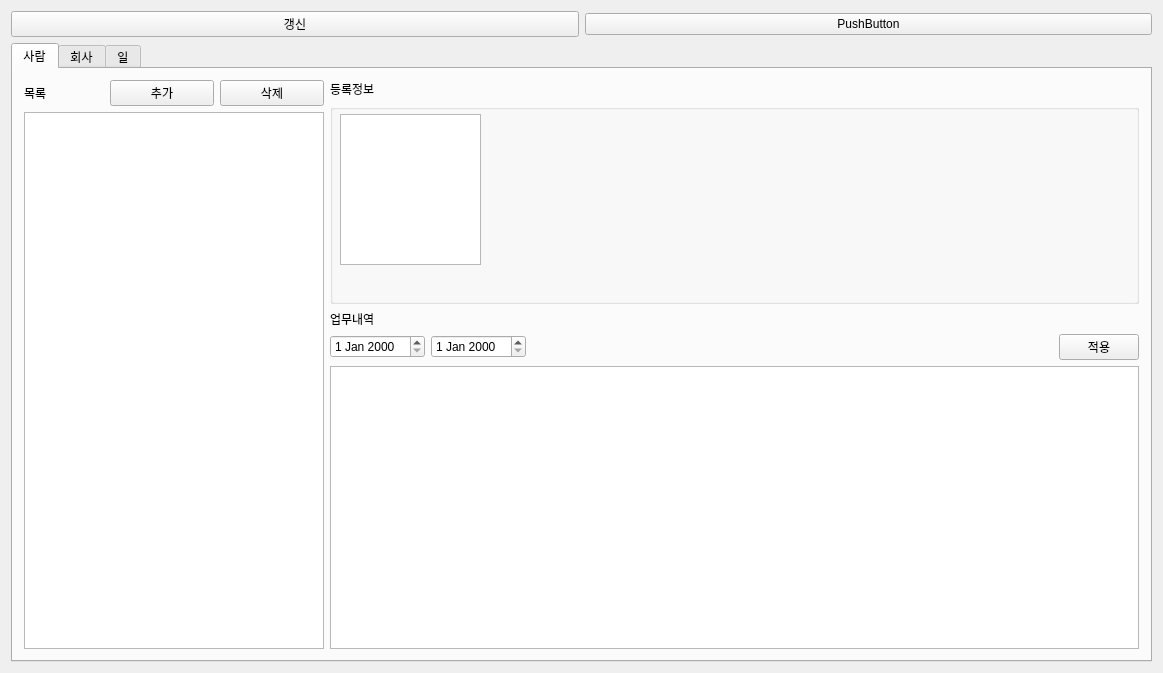
Hyuntae-Lee/HuResMgr, file src/mainwindow.ui: the form before one commit.
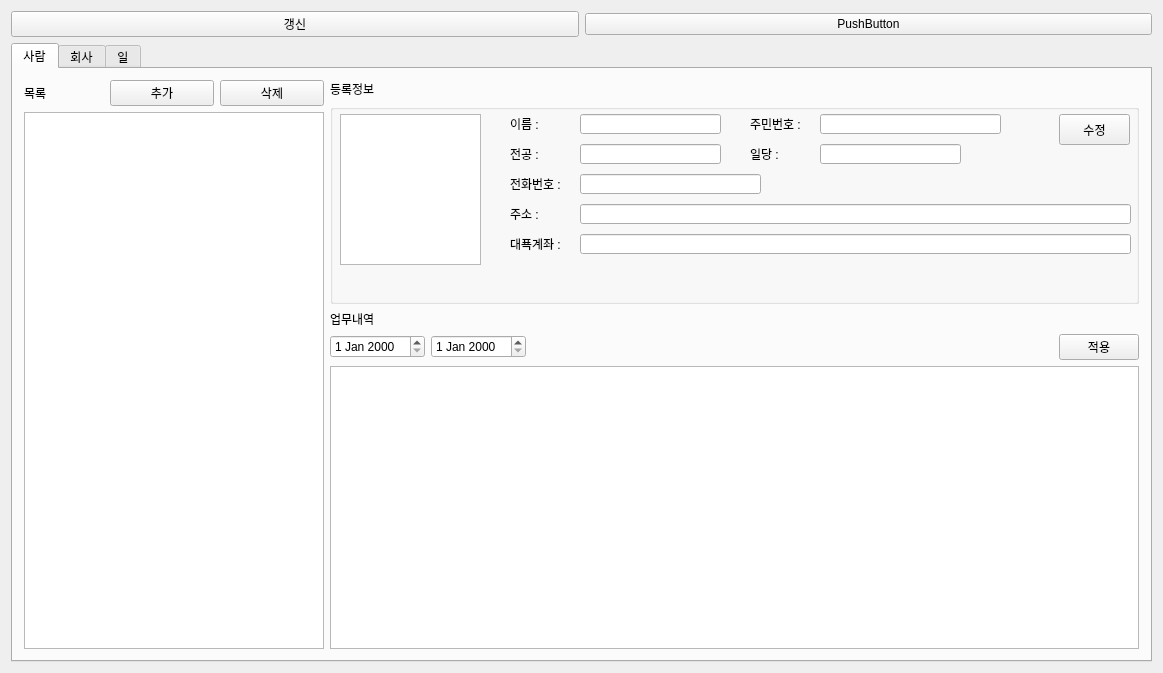
The form after the commit. The open tabs and pages were chosen to show the change.

What changed in the file:
```diff
--- a/src/mainwindow.ui
+++ b/src/mainwindow.ui
@@ -152,25 +152,51 @@
                 <rect>
                  <x>180</x>
                  <y>10</y>
-                 <width>400</width>
+                 <width>60</width>
                  <height>20</height>
                 </rect>
                </property>
                <property name="text">
-                <string/>
+                <string>이름 :</string>
                </property>
               </widget>
               <widget class="QLabel" name="label_workerRrNum">
                <property name="geometry">
                 <rect>
                  <x>180</x>
+                 <y>40</y>
+                 <width>60</width>
+                 <height>20</height>
+                </rect>
+               </property>
+               <property name="text">
+                <string>전공 :</string>
+               </property>
+              </widget>
+              <widget class="QLabel" name="label_12">
+               <property name="geometry">
+                <rect>
+                 <x>420</x>
+                 <y>10</y>
+                 <width>60</width>
+                 <height>20</height>
+                </rect>
+               </property>
+               <property name="text">
+                <string>주민번호 :</string>
+               </property>
+              </widget>
+              <widget class="QLabel" name="label_13">
+               <property name="geometry">
+                <rect>
+                 <x>180</x>
                  <y>70</y>
-                 <width>400</width>
+                 <width>60</width>
                  <height>20</height>
                 </rect>
                </property>
                <property name="text">
-                <string/>
+                <string>전화번호 :</string>
                </property>
               </widget>
               <widget class="QLabel" name="label_workerPhoneNum">
@@ -178,12 +204,12 @@
                 <rect>
                  <x>180</x>
                  <y>100</y>
-                 <width>400</width>
+                 <width>60</width>
                  <height>20</height>
                 </rect>
                </property>
                <property name="text">
-                <string/>
+                <string>주소 :</string>
                </property>
               </widget>
               <widget class="QLabel" name="label_workerAddr">
@@ -191,25 +217,111 @@
                 <rect>
                  <x>180</x>
                  <y>130</y>
-                 <width>400</width>
+                 <width>60</width>
                  <height>20</height>
                 </rect>
                </property>
                <property name="text">
-                <string/>
+                <string>대푝계좌 :</string>
                </property>
               </widget>
-              <widget class="QLabel" name="label_workerMajor">
+              <widget class="QLineEdit" name="lineEdit_workerName">
                <property name="geometry">
                 <rect>
-                 <x>180</x>
+                 <x>250</x>
+                 <y>10</y>
+                 <width>141</width>
+                 <height>20</height>
+                </rect>
+               </property>
+              </widget>
+              <widget class="QLineEdit" name="lineEdit_workerMajor">
+               <property name="geometry">
+                <rect>
+                 <x>250</x>
                  <y>40</y>
-                 <width>400</width>
+                 <width>141</width>
                  <height>20</height>
                 </rect>
                </property>
+              </widget>
+              <widget class="QLineEdit" name="lineEdit_workerPhoneNum">
+               <property name="geometry">
+                <rect>
+                 <x>250</x>
+                 <y>70</y>
+                 <width>181</width>
+                 <height>20</height>
+                </rect>
+               </property>
+              </widget>
+              <widget class="QLineEdit" name="lineEdit_workerRRNum">
+               <property name="geometry">
+                <rect>
+                 <x>490</x>
+                 <y>10</y>
+                 <width>181</width>
+                 <height>20</height>
+                </rect>
+               </property>
+               <property name="readOnly">
+                <bool>true</bool>
+               </property>
+              </widget>
+              <widget class="QLineEdit" name="lineEdit_workerAddress">
+               <property name="geometry">
+                <rect>
+                 <x>250</x>
+                 <y>100</y>
+                 <width>551</width>
+                 <height>20</height>
+                </rect>
+               </property>
+              </widget>
+              <widget class="QLineEdit" name="lineEdit_workerAccount">
+               <property name="geometry">
+                <rect>
+                 <x>250</x>
+                 <y>130</y>
+                 <width>551</width>
+                 <height>20</height>
+                </rect>
+               </property>
+              </widget>
+              <widget class="QPushButton" name="pushButton_editApply">
+               <property name="geometry">
+                <rect>
+                 <x>729</x>
+                 <y>10</y>
+                 <width>71</width>
+                 <height>31</height>
+                </rect>
+               </property>
                <property name="text">
-                <string/>
+                <string>수정</string>
+               </property>
+              </widget>
+              <widget class="QLineEdit" name="lineEdit_workerPay">
+               <property name="geometry">
+                <rect>
+                 <x>490</x>
+                 <y>40</y>
+                 <width>141</width>
+                 <height>20</height>
+                </rect>
+               </property>
+              </widget>
+              <widget class="QLabel" name="label_16">
+               <property name="geometry">
+                <rect>
+                 <x>420</x>
+                 <y>40</y>
+                 <width>60</width>
+                 <height>20</height>
+                </rect>
+               </property>
+               <property name="text">
+                <string>일당 :</string>
                </property>
               </widget>
              </widget>
```
Left out of the diff: 10 changed lines with no effect on the pictures.
